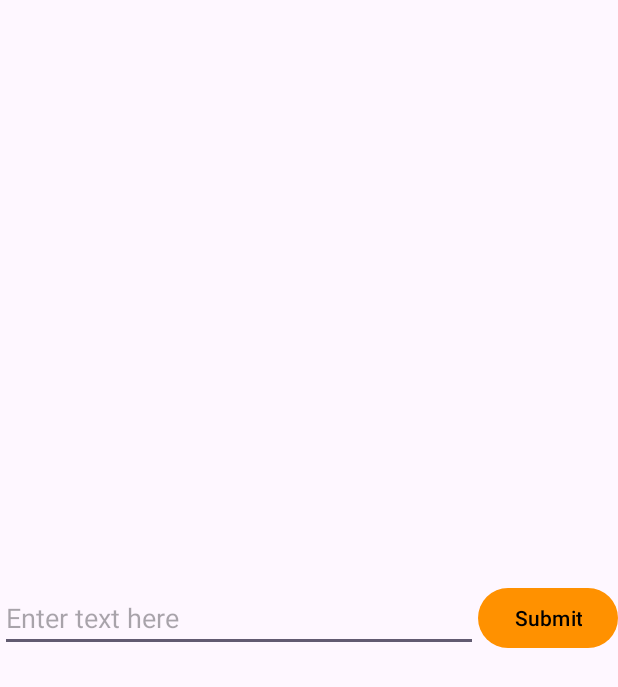
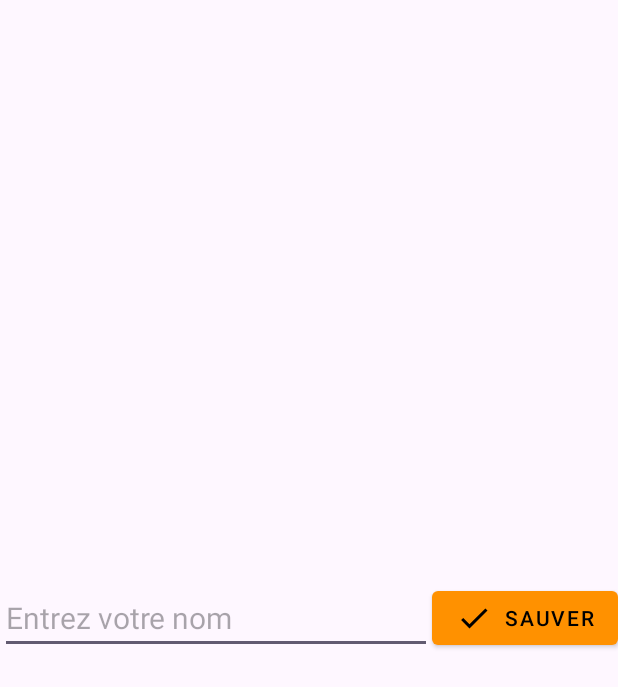
Before and after one commit to DrC0okie/HEIG_DAA_Labo2, an Android app: the Part1MainActivity screen opened directly, with no data from a screen before it, after a tap on "EDITER", on a phone screen of 412 x 824 dp. Shown: the top 687 px of the screen. Run offline under Robolectric (Android 15) with nearby library versions, the phone set to English and light mode, and no system bars.

Commit message:
Comments + refactor part2

```diff
--- a/labo2/app/src/main/java/ch/heigvd/daa/labo2/part1/EditActivity.kt
+++ b/labo2/app/src/main/java/ch/heigvd/daa/labo2/part1/EditActivity.kt
@@ -1,31 +1,38 @@
 package ch.heigvd.daa.labo2.part1
 
-import android.annotation.SuppressLint
 import android.content.Intent
 import android.os.Bundle
-import android.widget.Button
-import android.widget.EditText
-import androidx.appcompat.app.AppCompatActivity
-import ch.heigvd.daa.labo2.R
+import android.util.Log
+import ch.heigvd.daa.labo2.databinding.ActivityEditPart1Binding
 
-class EditActivity: AppCompatActivity(){
-    @SuppressLint("MissingInflatedId")
+/**
+ * An activity that allows the user to edit their name.
+ * The current name is passed to this activity using an intent extra and is displayed in an
+ * editable text field. The edited name is returned as a result to the calling activity.
+ * @author Anthony David, Felix Breval, Timothée Van Hove
+ */
+class EditActivity : Part1BaseActivity() {
+
+    private lateinit var binding: ActivityEditPart1Binding
+
     override fun onCreate(savedInstanceState: Bundle?) {
         super.onCreate(savedInstanceState)
-        setContentView(R.layout.activity_edit_part1)
-        val inName = intent?.getStringExtra(EditName.IN_NAME)
-        val saveButton = findViewById<Button>(R.id.button_save)
-        val nameEditor = findViewById<EditText>(R.id.edit_text_name)
 
-        if (!inName.isNullOrEmpty()) {
-            nameEditor.setText(inName)
-        }
+        // Inflate the layout using View Binding
+        binding = ActivityEditPart1Binding.inflate(layoutInflater)
+        setContentView(binding.root)
 
-        saveButton.setOnClickListener {
-            val name = nameEditor.text.toString()
-            val intent = Intent().apply {
-                putExtra(EditName.OUT_NAME, name)
-            }
+        // Get the input name from the intent and display it in the editText
+        val inName = intent?.getStringExtra(EditNameContract.KEY_INPUT_NAME)
+        binding.editTextName.setText(inName ?: "")
+
+        // Set up the click listener for the save button
+        binding.buttonSave.setOnClickListener {
+            val newName = binding.editTextName.text.toString()
+
+            // Create an intent to hold the edited name as its result
+            val intent = Intent().putExtra(EditNameContract.KEY_OUTPUT_NAME, newName)
+
             setResult(RESULT_OK, intent)
             finish()
         }
--- a/labo2/app/src/main/java/ch/heigvd/daa/labo2/part1/EditName.kt
+++ /dev/null
@@ -1,25 +0,0 @@
-package ch.heigvd.daa.labo2.part1
-
-import android.content.Context
-import android.content.Intent
-import androidx.appcompat.app.AppCompatActivity
-import androidx.activity.result.contract.ActivityResultContract
-
-class EditName : ActivityResultContract<String, String?>() {
-
-    override fun createIntent(context: Context, input: String) =
-        Intent(context, EditActivity::class.java).apply {
-            putExtra(IN_NAME, input)
-        }
-
-    override fun parseResult(resultCode: Int, intent: Intent?): String? {
-        if(resultCode != AppCompatActivity.RESULT_OK) {
-            return null
-        }
-        return intent?.getStringExtra(OUT_NAME)
-    }
-    companion object {
-        const val IN_NAME = "name in"
-        const val OUT_NAME = "name out"
-    }
-}
--- /dev/null
+++ b/labo2/app/src/main/java/ch/heigvd/daa/labo2/part1/EditNameContract.kt
@@ -0,0 +1,44 @@
+package ch.heigvd.daa.labo2.part1
+
+import android.content.Context
+import android.content.Intent
+import androidx.appcompat.app.AppCompatActivity
+import androidx.activity.result.contract.ActivityResultContract
+
+/**
+ * A contract defining the interaction between Part1MainActivity and EditActivity.
+ * @author Anthony David, Felix Breval, Timothée Van Hove
+ */
+class EditNameContract : ActivityResultContract<String, String?>() {
+
+    /**
+     * Creates an [Intent] for launching [EditActivity] with a given input name.
+     * @param context The context used to create the intent.
+     * @param input The user's name to be passed to [EditActivity] for editing.
+     * @return An intent to launch [EditActivity].
+     */
+    override fun createIntent(context: Context, input: String) =
+        Intent(context, EditActivity::class.java).apply {
+            putExtra(KEY_INPUT_NAME, input)
+        }
+
+    /**
+     * Parses the result from [EditActivity] to extract the possibly edited name.
+     * @param resultCode The result code returned from the launched activity.
+     * @param intent The intent containing the data/result returned from the launched activity.
+     * @return The edited name, or null if the result was not successful or no name was provided.
+     */
+    override fun parseResult(resultCode: Int, intent: Intent?): String? {
+        if(resultCode != AppCompatActivity.RESULT_OK) {
+            return null
+        }
+        return intent?.getStringExtra(KEY_OUTPUT_NAME)
+    }
+    companion object {
+        // Key used to pass the input name to EditActivity
+        const val KEY_INPUT_NAME = "key_name_input"
+
+        // Key used to retrieve the edited name from the result of EditActivity
+        const val KEY_OUTPUT_NAME = "key_name_output"
+    }
+}
--- /dev/null
+++ b/labo2/app/src/main/java/ch/heigvd/daa/labo2/part1/Part1BaseActivity.kt
@@ -0,0 +1,45 @@
+package ch.heigvd.daa.labo2.part1
+
+import android.os.Bundle
+import android.util.Log
+import androidx.appcompat.app.AppCompatActivity
+
+/**
+ * Base class that implement the lifecycle logging
+ * @author Anthony David, Felix Breval, Timothée Van Hove
+ */
+open class Part1BaseActivity : AppCompatActivity() {
+
+    // gets the simple name of the actual activity instance
+    private val tag: String get() = this::class.java.simpleName
+
+    override fun onCreate(savedInstanceState: Bundle?) {
+        super.onCreate(savedInstanceState)
+        Log.d(tag, "onCreate called")
+    }
+
+    override fun onStart() {
+        super.onStart()
+        Log.d(tag, "onStart called")
+    }
+
+    override fun onResume() {
+        super.onResume()
+        Log.d(tag, "onResume called")
+    }
+
+    override fun onPause() {
+        super.onPause()
+        Log.d(tag, "onPause called")
+    }
+
+    override fun onStop() {
+        super.onStop()
+        Log.d(tag, "onStop called")
+    }
+
+    override fun onDestroy() {
+        super.onDestroy()
+        Log.d(tag, "onDestroy called")
+    }
+}
--- a/labo2/app/src/main/java/ch/heigvd/daa/labo2/part1/Part1MainActivity.kt
+++ b/labo2/app/src/main/java/ch/heigvd/daa/labo2/part1/Part1MainActivity.kt
@@ -1,55 +1,72 @@
 package ch.heigvd.daa.labo2.part1
 
 import android.os.Bundle
-import android.widget.Button
-import androidx.appcompat.app.AppCompatActivity
 import ch.heigvd.daa.labo2.R
-import androidx.appcompat.widget.AppCompatTextView
+import ch.heigvd.daa.labo2.databinding.ActivityMainPart1Binding
 
-class Part1MainActivity : AppCompatActivity() {
+/**
+ * This activity serves as the main entry point of part 1 of the application.
+ * It displays a welcome message to the user, allowing them to edit their name.
+ * @author Anthony David, Felix Breval, Timothée Van Hove
+ */
+class Part1MainActivity : Part1BaseActivity() {
 
-    private val ARG_NAME = "name"
+    companion object {
+        // Key used to store and retrieve the 'name' from saved state bundle
+        private const val ARG_NAME = "name"
+    }
 
-    private var name: String = ""
+    // Holds the user's name which is displayed in the welcome message
+    private var name = ""
 
-    private lateinit var welcomeMessage: AppCompatTextView
+    // Binding object instance
+    private lateinit var binding: ActivityMainPart1Binding
 
+    override fun onCreate(savedInstanceState: Bundle?) {
+        super.onCreate(savedInstanceState)
+
+        binding = ActivityMainPart1Binding.inflate(layoutInflater)
+        setContentView(binding.root)
+
+        // Set up the button's click listener to launch the EditNameContract
+        binding.buttonEditName.setOnClickListener {
+            editNameContract.launch(name)
+        }
+
+        updateInterface()
+    }
+
+    // ActivityResultContract instance to handle the result from the EditActivity
+    private val editNameContract = registerForActivityResult(EditNameContract()) { newName ->
+        newName?.let { name = it }
+        updateInterface()
+    }
+
+    /**
+     * Updates the welcome message displayed to the user.
+     */
+    private fun updateInterface() {
+        binding.textViewWelcomeMessage.text =
+            if (name.isEmpty()) getString(R.string.main_welcome_message_anonymous)
+            else getString(R.string.main_welcome_message, name)
+    }
+
+    /**
+     * Saves the user's name to the bundle just before the activity is destroyed.
+     * This ensures that the name is preserved across configuration changes.
+     */
     override fun onSaveInstanceState(outState: Bundle) {
         super.onSaveInstanceState(outState)
         outState.putString(ARG_NAME, name)
     }
 
+    /**
+     * Restores the user's name from the bundle after the activity is recreated.
+     * This ensures that the name remains consistent across configuration changes.
+     */
     override fun onRestoreInstanceState(savedInstanceState: Bundle) {
         super.onRestoreInstanceState(savedInstanceState)
         name = savedInstanceState.getString(ARG_NAME, "")
         updateInterface()
     }
-
-    override fun onCreate(savedInstanceState: Bundle?) {
-        super.onCreate(savedInstanceState)
-        setContentView(R.layout.activity_main_part1) // Set the layout
-
-        val editButton = findViewById<Button>(R.id.button_edit_name) // Initialize editButton
-        welcomeMessage = findViewById<AppCompatTextView>(R.id.text_view_welcome_message) // Initialize welcomeMessage
-
-        editButton.setOnClickListener {
-            editName.launch(name)
-        }
-
-        updateInterface()
-    }
-
-    private val editName = registerForActivityResult(EditName()) { newName ->
-        newName?.let {
-            name = it
-        }
-        updateInterface()
-    }
-
-    fun updateInterface() {
-        if (name.isEmpty())
-            welcomeMessage.setText(R.string.main_welcome_message_anonymous)
-        else
-            welcomeMessage.text = getString(R.string.main_welcome_message, name)
-    }
 }
--- /dev/null
+++ b/labo2/app/src/main/res/drawable/baseline_check_24.xml
@@ -0,0 +1,5 @@
+<vector android:height="24dp" android:tint="#000000"
+    android:viewportHeight="24" android:viewportWidth="24"
+    android:width="24dp" xmlns:android="http://schemas.android.com/apk/res/android">
+    <path android:fillColor="@android:color/white" android:pathData="M9,16.17L4.83,12l-1.42,1.41L9,19 21,7l-1.41,-1.41z"/>
+</vector>
--- /dev/null
+++ b/labo2/app/src/main/res/drawable/baseline_pencil_24.xml
@@ -0,0 +1,5 @@
+<vector android:height="24dp" android:tint="#000000"
+    android:viewportHeight="24" android:viewportWidth="24"
+    android:width="24dp" xmlns:android="http://schemas.android.com/apk/res/android">
+    <path android:fillColor="@android:color/white" android:pathData="M3,17.25V21h3.75L17.81,9.94l-3.75,-3.75L3,17.25zM20.71,7.04c0.39,-0.39 0.39,-1.02 0,-1.41l-2.34,-2.34c-0.39,-0.39 -1.02,-0.39 -1.41,0l-1.83,1.83 3.75,3.75 1.83,-1.83z"/>
+</vector>
--- a/labo2/app/src/main/res/layout/activity_edit_part1.xml
+++ b/labo2/app/src/main/res/layout/activity_edit_part1.xml
@@ -1,21 +1,26 @@
 <?xml version="1.0" encoding="utf-8"?>
-<LinearLayout
-    xmlns:android="http://schemas.android.com/apk/res/android"
+<LinearLayout xmlns:android="http://schemas.android.com/apk/res/android"
+    xmlns:app="http://schemas.android.com/apk/res-auto"
     android:layout_width="match_parent"
     android:layout_height="match_parent"
-    android:orientation="horizontal"
-    android:gravity="center_vertical">
+    android:layout_margin="16dp"
+    android:gravity="center_vertical"
+    android:orientation="horizontal">
 
     <EditText
         android:id="@+id/edit_text_name"
         android:layout_width="0dp"
         android:layout_height="wrap_content"
         android:layout_weight="1"
-        android:hint="Enter text here" />
+        android:autofillHints="name"
+        android:hint="@string/entrez_votre_nom"
+        android:inputType="text"
+        android:textSize="20sp" />
 
     <Button
         android:id="@+id/button_save"
         android:layout_width="wrap_content"
         android:layout_height="wrap_content"
-        android:text="Submit" />
+        android:text="@string/sauver"
+        app:icon="@drawable/baseline_check_24" />
 </LinearLayout>
--- a/labo2/app/src/main/res/layout/activity_main_part1.xml
+++ b/labo2/app/src/main/res/layout/activity_main_part1.xml
@@ -4,8 +4,8 @@
     xmlns:tools="http://schemas.android.com/tools"
     android:layout_width="match_parent"
     android:layout_height="match_parent"
+    android:gravity="center"
     android:padding="16dp"
-    android:gravity="center"
     tools:context=".part1.Part1MainActivity">
 
     <TextView
@@ -13,17 +13,20 @@
         android:layout_width="wrap_content"
         android:layout_height="wrap_content"
         android:text="@string/main_welcome_message_anonymous"
+        app:layout_constraintBottom_toBottomOf="parent"
+        app:layout_constraintEnd_toStartOf="@id/button_edit_name"
         app:layout_constraintStart_toStartOf="parent"
-        app:layout_constraintTop_toTopOf="parent"
-        app:layout_constraintBottom_toBottomOf="parent" />
+        app:layout_constraintTop_toTopOf="parent" />
 
     <Button
         android:id="@+id/button_edit_name"
         android:layout_width="wrap_content"
         android:layout_height="wrap_content"
-        android:text="EDITER"
+        android:text="@string/editer"
+        app:icon="@drawable/baseline_pencil_24"
+        app:layout_constraintBottom_toBottomOf="parent"
         app:layout_constraintEnd_toEndOf="parent"
-        app:layout_constraintTop_toTopOf="parent"
-        app:layout_constraintBottom_toBottomOf="parent" />
+        app:layout_constraintStart_toEndOf="@id/text_view_welcome_message"
+        app:layout_constraintTop_toTopOf="parent" />
 
 </androidx.constraintlayout.widget.ConstraintLayout>
--- a/labo2/app/src/main/res/values/strings.xml
+++ b/labo2/app/src/main/res/values/strings.xml
@@ -16,4 +16,7 @@
     <string name="group_members">Group members:</string>
     <string name="main_welcome_message_anonymous"> Bienvenue, veuillez entrer un nom </string>
     <string name="main_welcome_message"> Bienvenue %s !</string>
+    <string name="editer">EDITER</string>
+    <string name="sauver">SAUVER</string>
+    <string name="entrez_votre_nom">Entrez votre nom</string>
 </resources>
--- a/labo2/app/src/main/res/values/themes.xml
+++ b/labo2/app/src/main/res/values/themes.xml
@@ -1,8 +1,16 @@
 <resources xmlns:tools="http://schemas.android.com/tools">
     <!-- Base application theme. -->
     <style name="Base.Theme.Labo2" parent="Theme.Material3.DayNight.NoActionBar">
-        <!-- Customize your light theme here. -->
-        <!-- <item name="colorPrimary">@color/my_light_primary</item> -->
+
+    </style>
+
+    <style name="CustomButtonCornerSize" parent="ShapeAppearance.MaterialComponents">
+        <!-- 4dp rounded corners for a button -->
+        <item name="cornerSize">4dp</item>
+    </style>
+
+    <style name="CustomMaterialButton" parent="Widget.MaterialComponents.Button">
+        <item name="shapeAppearanceOverlay">@style/CustomButtonCornerSize</item>
     </style>
 
     <style name="Theme.Labo2" parent="Base.Theme.Labo2">
@@ -10,6 +18,6 @@
         <item name="colorPrimaryVariant">@color/nav_header</item>
         <item name="android:statusBarColor">?attr/colorPrimary</item>
         <item name="colorOnPrimary">@color/black</item>
-
+        <item name="materialButtonStyle">@style/CustomMaterialButton</item>
     </style>
 </resources>
```
